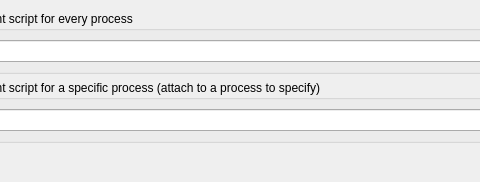
Qt form src/gui/Src/Gui/SystemBreakpointScriptDialog.ui (x64dbg/x64dbg) before a commit; both pictures show x 118 to 598 and y 0 to 182 of the 865 by 182 pixel window.
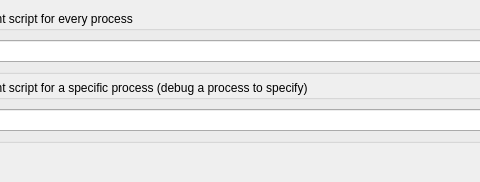
The same form after that commit. Icons and pictures are not drawn.

Commit message: Remove the attach breakpoint functionality

The edit to the form file:
```diff
--- a/src/gui/Src/Gui/SystemBreakpointScriptDialog.ui
+++ b/src/gui/Src/Gui/SystemBreakpointScriptDialog.ui
@@ -51,7 +51,7 @@
    <item>
     <widget class="QGroupBox" name="groupBoxDebuggee">
      <property name="title">
-      <string>2. System breakpoint script for a specific process (attach to a process to specify)</string>
+      <string>2. System breakpoint script for a specific process (debug a process to specify)</string>
      </property>
      <layout class="QVBoxLayout" name="verticalLayout_3">
       <item>
```
The commit also changes 4 other files.
